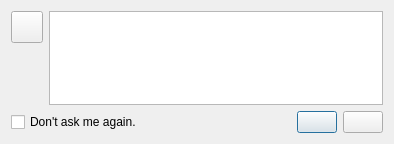
This is GCXMLGenerator/forms/gcmessagedialog.ui in goblincoding/xmlmill as Qt 5 draws it before an edit. The edited form follows.
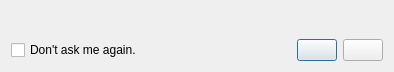
This is the edited form. Icons and pictures are not drawn.

Commit message: Changed GCMessageDialog's displays from plain text edit and tool button to labels.

The edit to the form file:
```diff
--- a/GCXMLGenerator/forms/gcmessagedialog.ui
+++ b/GCXMLGenerator/forms/gcmessagedialog.ui
@@ -10,7 +10,7 @@
     <x>0</x>
     <y>0</y>
     <width>394</width>
-    <height>144</height>
+    <height>72</height>
    </rect>
   </property>
   <property name="windowTitle">
@@ -21,7 +21,10 @@
     <normaloff>:/resources/goblinicon.png</normaloff>:/resources/goblinicon.png</iconset>
   </property>
   <property name="styleSheet">
-   <string notr="true"/>
+   <string notr="true">QToolButton
+{
+  border: 1px transparent;
+}</string>
   </property>
   <property name="modal">
    <bool>true</bool>
@@ -32,37 +35,10 @@
      <item>
       <layout class="QVBoxLayout" name="iconSpacerLayout">
        <item>
-        <widget class="QToolButton" name="iconButton">
-         <property name="enabled">
-          <bool>true</bool>
-         </property>
-         <property name="sizePolicy">
-          <sizepolicy hsizetype="Fixed" vsizetype="Fixed">
-           <horstretch>0</horstretch>
-           <verstretch>0</verstretch>
-          </sizepolicy>
-         </property>
-         <property name="minimumSize">
-          <size>
-           <width>32</width>
-           <height>32</height>
-          </size>
-         </property>
-         <property name="maximumSize">
-          <size>
-           <width>32</width>
-           <height>32</height>
-          </size>
-         </property>
+        <widget class="QLabel" name="iconLabel">
          <property name="text">
           <string/>
          </property>
-         <property name="iconSize">
-          <size>
-           <width>32</width>
-           <height>32</height>
-          </size>
-         </property>
         </widget>
        </item>
        <item>
@@ -81,9 +57,18 @@
       </layout>
      </item>
      <item>
-      <widget class="QPlainTextEdit" name="plainTextEdit">
-       <property name="readOnly">
-        <bool>true</bool>
+      <widget class="QLabel" name="textLabel">
+       <property name="sizePolicy">
+        <sizepolicy hsizetype="MinimumExpanding" vsizetype="Preferred">
+         <horstretch>0</horstretch>
+         <verstretch>0</verstretch>
+        </sizepolicy>
+       </property>
+       <property name="text">
+        <string/>
+       </property>
+       <property name="alignment">
+        <set>Qt::AlignHCenter|Qt::AlignTop</set>
        </property>
       </widget>
      </item>
```
Left out of the diff: 2 changed lines with no effect on the pictures. The commit also changes 1 other file.
